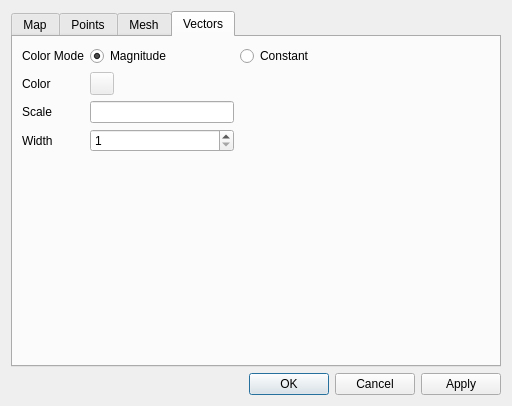
First picture: the form in src/ui/layer_properties_dialog.ui, repository IPH-ECO/iph-eco-gui, before the edit.
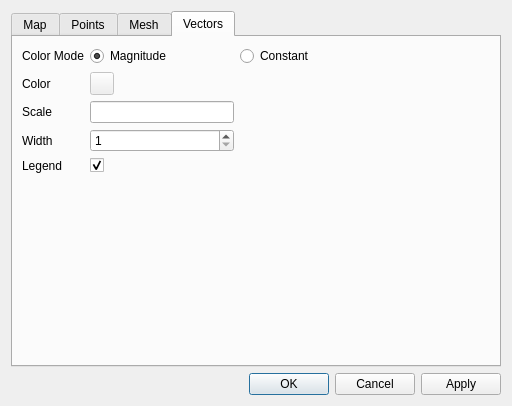
Second picture: the form after the edit. The open tabs and pages were chosen to show the change.

Commit message: Implementing visibility of vector layer scalar bar

The edit to the form file:
```diff
--- a/src/ui/layer_properties_dialog.ui
+++ b/src/ui/layer_properties_dialog.ui
@@ -555,7 +555,7 @@
          </property>
         </widget>
        </item>
-       <item row="4" column="1">
+       <item row="5" column="1">
         <spacer name="verticalSpacer_2">
          <property name="orientation">
           <enum>Qt::Vertical</enum>
@@ -648,6 +648,23 @@
          </attribute>
         </widget>
        </item>
+       <item row="4" column="1">
+        <widget class="QCheckBox" name="chkLayerLegend">
+         <property name="text">
+          <string/>
+         </property>
+         <property name="checked">
+          <bool>true</bool>
+         </property>
+        </widget>
+       </item>
+       <item row="4" column="0">
+        <widget class="QLabel" name="label_20">
+         <property name="text">
+          <string>Legend</string>
+         </property>
+        </widget>
+       </item>
       </layout>
      </widget>
     </widget>
```
The commit also changes 2 other files.
